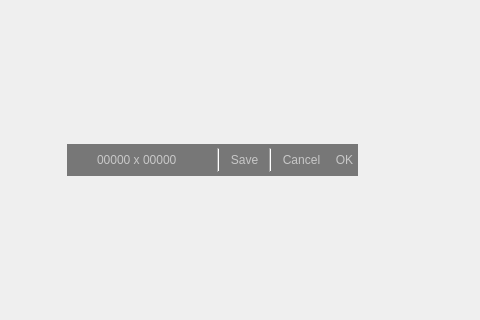
Above: DialogSelectScreen.ui from guee/GueeRecorder before the change; both pictures show x 363 to 843 and y 286 to 606 of the 1393 by 759 pixel window. Below: the same form after it.
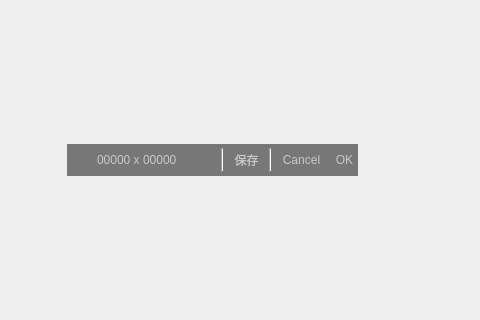
That is the form after the change. Icons and pictures are not drawn. Custom widgets are drawn as their Qt base class.

```diff
--- a/DialogSelectScreen.ui
+++ b/DialogSelectScreen.ui
@@ -107,7 +107,7 @@
        <item>
         <widget class="QToolButton" name="toolButtonSave">
          <property name="text">
-          <string>Save</string>
+          <string>保存</string>
          </property>
         </widget>
        </item>
```
Left out of the diff: 9 changed lines with no effect on the pictures.
